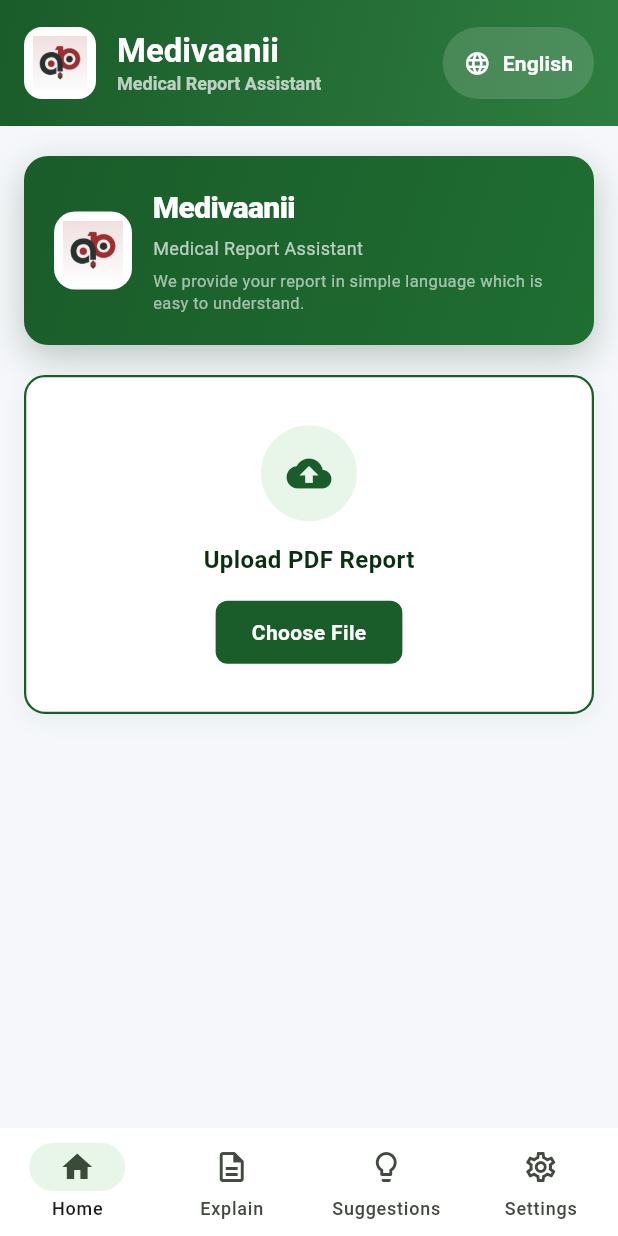
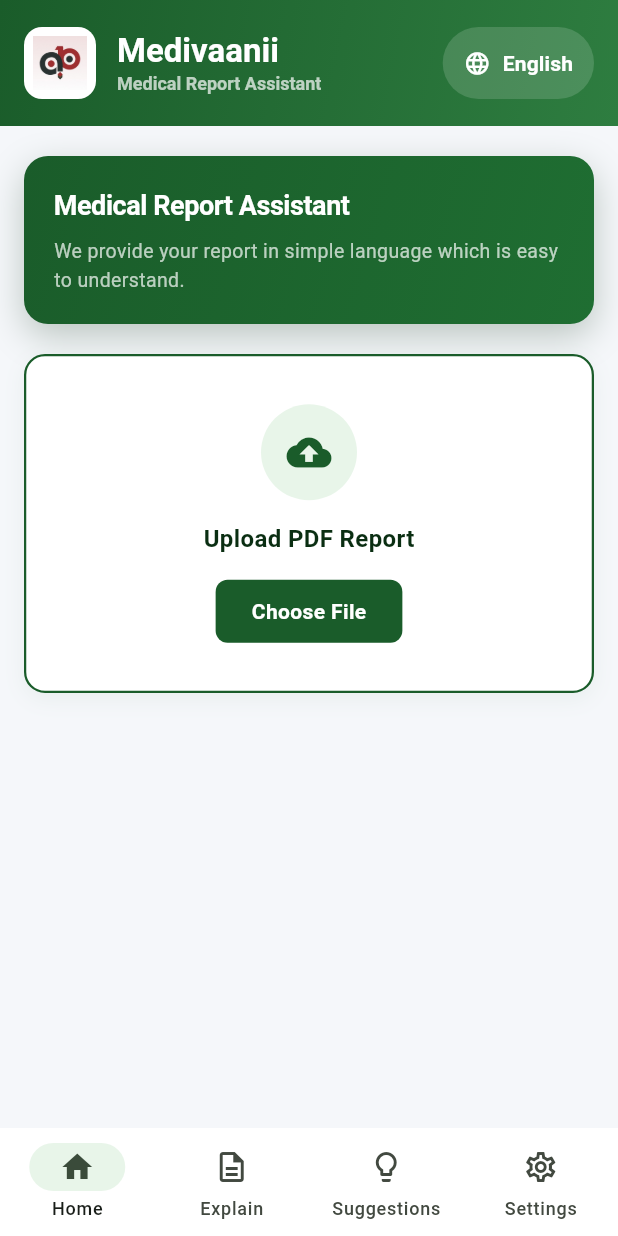
Before and after one commit to raghavmittal429-hash/Medical-Translation, a Flutter app: the screen it shows after launch, on a phone screen of 412 x 824 dp. Run offline on Flutter 3.47's test engine with Material 3 defaults, Android fonts, the phone set to English and light mode, and no system bars; our stand-ins replace file_picker, flutter_tts, pdf; missing offline and left inert: dart:html.

Commit message:
Remove logo and Medivaanii title from upload hero card, keep tagline only

```diff
--- a/flutter_app/lib/main.dart
+++ b/flutter_app/lib/main.dart
@@ -1325,48 +1325,26 @@ class _HomePageState extends State<HomePage> {
                     offset: const Offset(0, 8))
               ],
             ),
-            child: Row(children: [
-              Container(
-                width: 52,
-                height: 52,
-                decoration: BoxDecoration(
-                  color: Colors.white,
-                  borderRadius: BorderRadius.circular(14),
-                ),
-                child: Padding(
-                  padding: const EdgeInsets.all(6),
-                  child: Image.asset(
-                    'assets/images/arogya_pandit_logo.png',
-                    fit: BoxFit.contain,
+            child: Column(
+              crossAxisAlignment: CrossAxisAlignment.start,
+              children: const [
+                Text('Medical Report Assistant',
+                    style: TextStyle(
+                        fontSize: 18,
+                        fontWeight: FontWeight.w700,
+                        color: Colors.white,
+                        letterSpacing: -0.3)),
+                SizedBox(height: 8),
+                Text(
+                  'We provide your report in simple language which is easy to understand.',
+                  style: TextStyle(
+                    fontSize: 13,
+                    color: Colors.white70,
+                    height: 1.45,
                   ),
                 ),
-              ),
-              const SizedBox(width: 14),
-              const Expanded(
-                  child: Column(
-                crossAxisAlignment: CrossAxisAlignment.start,
-                children: [
-                  Text('Medivaanii',
-                      style: TextStyle(
-                          fontSize: 20,
-                          fontWeight: FontWeight.w800,
-                          color: Colors.white,
-                          letterSpacing: -0.4)),
-                  SizedBox(height: 4),
-                  Text('Medical Report Assistant',
-                      style: TextStyle(fontSize: 12, color: Colors.white70)),
-                  SizedBox(height: 6),
-                  Text(
-                    'We provide your report in simple language which is easy to understand.',
-                    style: TextStyle(
-                      fontSize: 11,
-                      color: Colors.white60,
-                      height: 1.4,
-                    ),
-                  ),
-                ],
-              )),
-            ]),
+              ],
+            ),
           ),
           const SizedBox(height: 20),
           GestureDetector(
```
